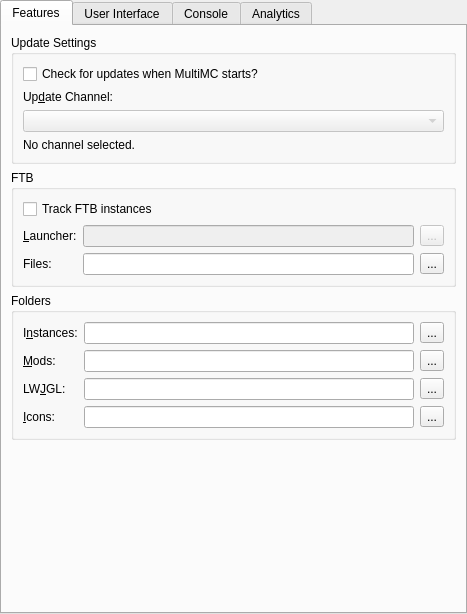
Old version of the form application/pages/global/MultiMCPage.ui in the repository FreesmTeam/FreesmLauncher.
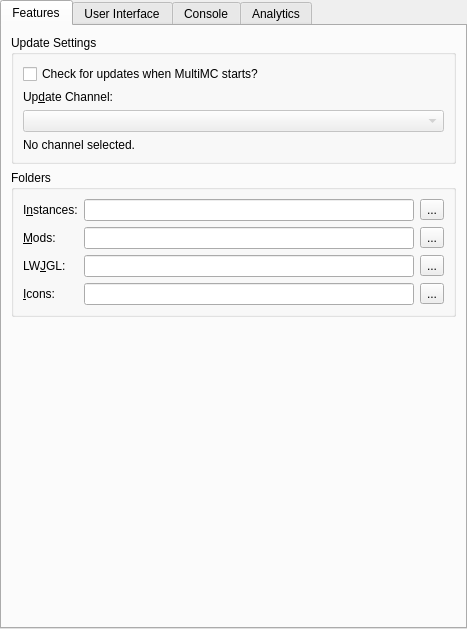
New version of the form.

Diff of the .ui file:
```diff
--- a/application/pages/global/MultiMCPage.ui
+++ b/application/pages/global/MultiMCPage.ui
@@ -7,7 +7,7 @@
     <x>0</x>
     <y>0</y>
     <width>467</width>
-    <height>614</height>
+    <height>629</height>
    </rect>
   </property>
   <property name="sizePolicy">
@@ -88,75 +88,6 @@
          </layout>
         </widget>
        </item>
-       <item>
-        <widget class="QGroupBox" name="groupBox">
-         <property name="title">
-          <string notr="true">FTB</string>
-         </property>
-         <layout class="QGridLayout" name="gridLayout">
-          <item row="2" column="0">
-           <widget class="QLabel" name="label">
-            <property name="text">
-             <string>&amp;Launcher:</string>
-            </property>
-            <property name="buddy">
-             <cstring>ftbLauncherBox</cstring>
-            </property>
-           </widget>
-          </item>
-          <item row="2" column="1">
-           <widget class="QLineEdit" name="ftbLauncherBox">
-            <property name="enabled">
-             <bool>false</bool>
-            </property>
-           </widget>
-          </item>
-          <item row="3" column="1">
-           <widget class="QLineEdit" name="ftbBox"/>
-          </item>
-          <item row="3" column="0">
-           <widget class="QLabel" name="label_2">
-            <property name="text">
-             <string>Files:</string>
-            </property>
-            <property name="buddy">
-             <cstring>ftbBox</cstring>
-            </property>
-           </widget>
-          </item>
-          <item row="3" column="2">
-           <widget class="QToolButton" name="ftbBrowseBtn">
-            <property name="enabled">
-             <bool>true</bool>
-            </property>
-            <property name="text">
-             <string notr="true">...</string>
-            </property>
-           </widget>
-          </item>
-          <item row="2" column="2">
-           <widget class="QToolButton" name="ftbLauncherBrowseBtn">
-            <property name="enabled">
-             <bool>false</bool>
-            </property>
-            <property name="focusPolicy">
-             <enum>Qt::TabFocus</enum>
-            </property>
-            <property name="text">
-             <string notr="true">...</string>
-            </property>
-           </widget>
-          </item>
-          <item row="0" column="0" colspan="3">
-           <widget class="QCheckBox" name="trackFtbBox">
-            <property name="text">
-             <string>Track FTB instances</string>
-            </property>
-           </widget>
-          </item>
-         </layout>
-        </widget>
-       </item>
        <item>
         <widget class="QGroupBox" name="foldersBox">
          <property name="title">
```
Left out of the diff: 5 changed lines with no effect on the pictures.
